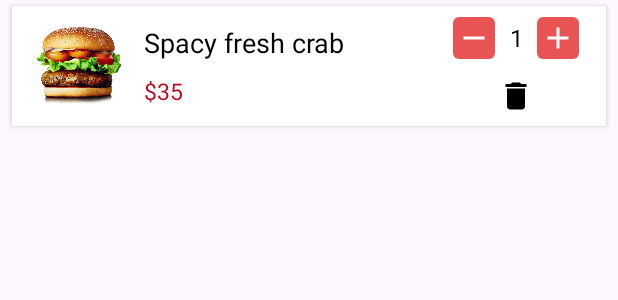
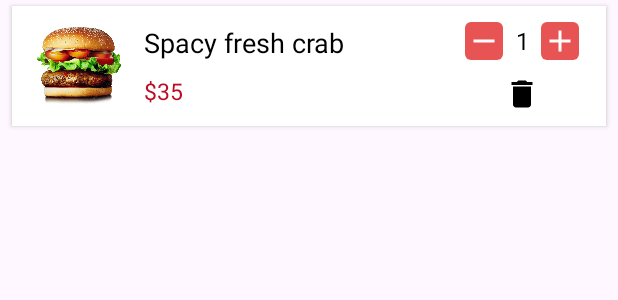
Before and after one commit to Pradeep912830/QuickBite, an Android app: the layout cart_item_view.xml on its own in the app's theme, with its tools: preview values and no code run, on a phone screen of 412 x 824 dp. Shown: the top 300 px of the screen. Run offline under Robolectric (Android 15) with nearby library versions, the phone set to English and light mode, and no system bars.

Commit message:
cart completed

```diff
--- a/app/src/main/res/layout/activity_details.xml
+++ b/app/src/main/res/layout/activity_details.xml
@@ -133,6 +133,7 @@ wheat"
 
 
     <androidx.appcompat.widget.AppCompatButton
+        android:id="@+id/addToCart"
         android:layout_width="match_parent"
         android:layout_height="55dp"
         android:layout_marginLeft="20dp"
--- a/app/src/main/res/layout/cart_item_view.xml
+++ b/app/src/main/res/layout/cart_item_view.xml
@@ -72,8 +72,8 @@
 
             <ImageButton
                 android:id="@+id/button_decrease"
-                android:layout_width="28dp"
-                android:layout_height="28dp"
+                android:layout_width="25dp"
+                android:layout_height="25dp"
                 android:background="@drawable/plus_minus"
                 android:src="@drawable/minus"
                 android:scaleType="center"
@@ -82,8 +82,8 @@
 
             <TextView
                 android:id="@+id/food_quantity"
-                android:layout_width="28dp"
-                android:layout_height="28dp"
+                android:layout_width="25dp"
+                android:layout_height="25dp"
                 android:text="1"
                 android:gravity="center"
                 android:textSize="16sp"
@@ -91,8 +91,8 @@
 
             <ImageButton
                 android:id="@+id/button_increase"
-                android:layout_width="28dp"
-                android:layout_height="28dp"
+                android:layout_width="25dp"
+                android:layout_height="25dp"
                 android:background="@drawable/plus_minus"
                 android:src="@drawable/baseline_add_24"
                 android:scaleType="center"
@@ -103,8 +103,8 @@
 
         <ImageButton
             android:id="@+id/button_delete"
-            android:layout_width="34dp"
-            android:layout_height="34dp"
+            android:layout_width="30dp"
+            android:layout_height="30dp"
             android:layout_gravity="center"
             android:src="@drawable/baseline_delete_24"
             android:background="?attr/selectableItemBackgroundBorderless"
```
Also changed, not shown: app/src/main/java/com/example/foodorderapp/DetailsActivity.java (+48 -0 lines), app/src/main/java/com/example/foodorderapp/Fragment/CartFragment.java (+47 -24 lines), app/src/main/java/com/example/foodorderapp/Model/CartItem.java (+12 -9 lines), app/src/main/java/com/example/foodorderapp/adapter/CartAdapter.java (+38 -26 lines).
